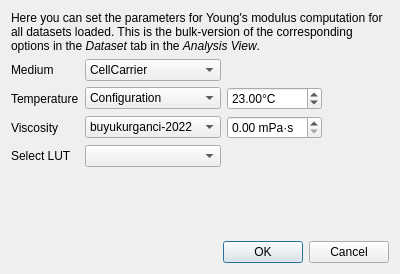
First picture: the form in shapeout2/gui/bulk/bulk_emodulus.ui, repository RaghavaAlajangi/DCscope, before the edit.
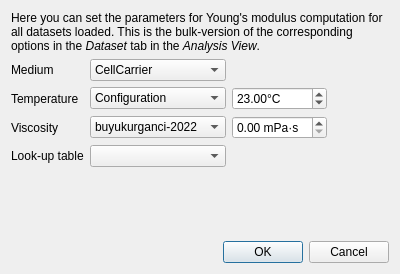
Second picture: the form after the edit. Icons and pictures are not drawn. Custom widgets are drawn as their Qt base class.

Commit message: ref: replace select LUT with look-up table

The edit to the form file:
```diff
--- a/shapeout2/gui/bulk/bulk_emodulus.ui
+++ b/shapeout2/gui/bulk/bulk_emodulus.ui
@@ -167,7 +167,7 @@
      <item row="3" column="0">
       <widget class="QLabel" name="label_2">
        <property name="text">
-        <string>Select LUT</string>
+        <string>Look-up table</string>
        </property>
       </widget>
      </item>
```
